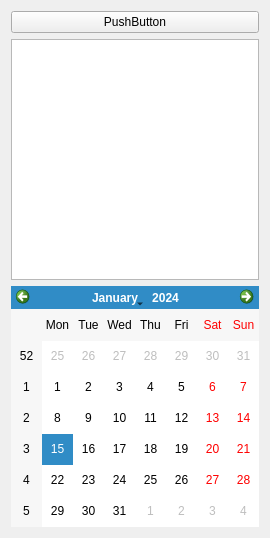
Before: the Qt Designer form treeTest.ui in kluksa/kontrola-podataka, drawn with Qt 5.
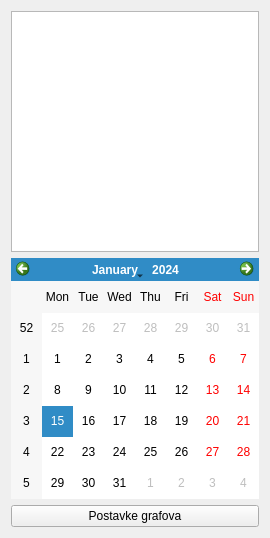
After: the same form once the commit is applied.

```diff
--- a/treeTest.ui
+++ b/treeTest.ui
@@ -14,13 +14,6 @@
    <string>Form</string>
   </property>
   <layout class="QVBoxLayout" name="verticalLayout">
-   <item>
-    <widget class="QPushButton" name="pushButton">
-     <property name="text">
-      <string>PushButton</string>
-     </property>
-    </widget>
-   </item>
    <item>
     <widget class="QTreeView" name="treeView">
      <property name="sizePolicy">
@@ -47,6 +40,13 @@
      </property>
     </widget>
    </item>
+   <item>
+    <widget class="QPushButton" name="postavkeGrafova">
+     <property name="text">
+      <string>Postavke grafova</string>
+     </property>
+    </widget>
+   </item>
   </layout>
  </widget>
  <resources/>
```
